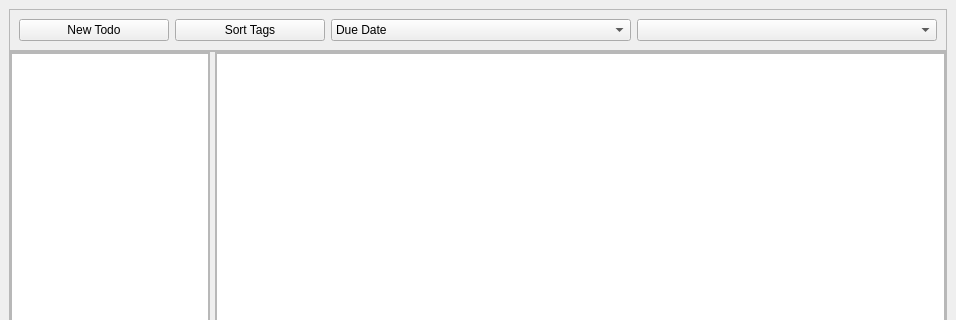
Old version of the form src/gui/mainwindow.ui in the repository gravityfargo/DavTasks; both pictures show x 0 to 956 and y 0 to 320 of the 956 by 794 pixel window.
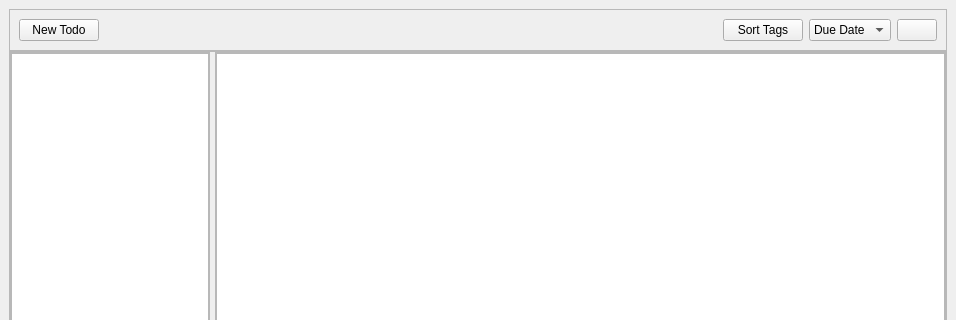
New version of the form.

Commit message: Fix the sort combobox

```diff
--- a/src/gui/mainwindow.ui
+++ b/src/gui/mainwindow.ui
@@ -27,25 +27,6 @@
        <enum>QFrame::Raised</enum>
       </property>
       <layout class="QGridLayout" name="gridLayout_3">
-       <item row="0" column="2">
-        <widget class="QPushButton" name="pushButtonSortTags">
-         <property name="sizePolicy">
-          <sizepolicy hsizetype="Minimum" vsizetype="Preferred">
-           <horstretch>0</horstretch>
-           <verstretch>0</verstretch>
-          </sizepolicy>
-         </property>
-         <property name="maximumSize">
-          <size>
-           <width>150</width>
-           <height>16777215</height>
-          </size>
-         </property>
-         <property name="text">
-          <string>Sort Tags</string>
-         </property>
-        </widget>
-       </item>
        <item row="0" column="1">
         <widget class="QPushButton" name="pushButtonAdd">
          <property name="sizePolicy">
@@ -65,7 +46,33 @@
          </property>
         </widget>
        </item>
+       <item row="0" column="6">
+        <widget class="QPushButton" name="pushButtonSortOrder">
+         <property name="text">
+          <string/>
+         </property>
+        </widget>
+       </item>
        <item row="0" column="3">
+        <widget class="QPushButton" name="pushButtonSortTags">
+         <property name="sizePolicy">
+          <sizepolicy hsizetype="Minimum" vsizetype="Preferred">
+           <horstretch>0</horstretch>
+           <verstretch>0</verstretch>
+          </sizepolicy>
+         </property>
+         <property name="maximumSize">
+          <size>
+           <width>150</width>
+           <height>16777215</height>
+          </size>
+         </property>
+         <property name="text">
+          <string>Sort Tags</string>
+         </property>
+        </widget>
+       </item>
+       <item row="0" column="4">
         <widget class="QComboBox" name="comboBoxSortTasks">
          <item>
           <property name="text">
@@ -79,8 +86,18 @@
          </item>
         </widget>
        </item>
-       <item row="0" column="4">
-        <widget class="QComboBox" name="comboBoxSortDirection"/>
+       <item row="0" column="2">
+        <spacer name="horizontalSpacer_3">
+         <property name="orientation">
+          <enum>Qt::Horizontal</enum>
+         </property>
+         <property name="sizeHint" stdset="0">
+          <size>
+           <width>40</width>
+           <height>20</height>
+          </size>
+         </property>
+        </spacer>
        </item>
       </layout>
      </widget>
```
The commit also changes 2 other files.
